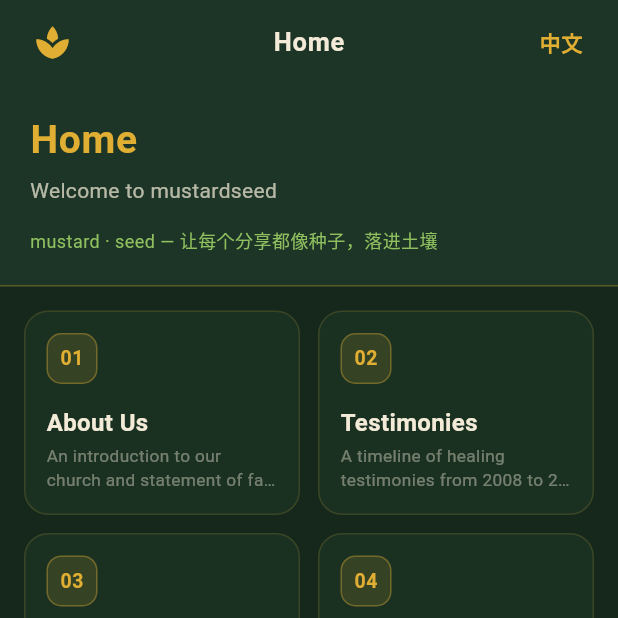
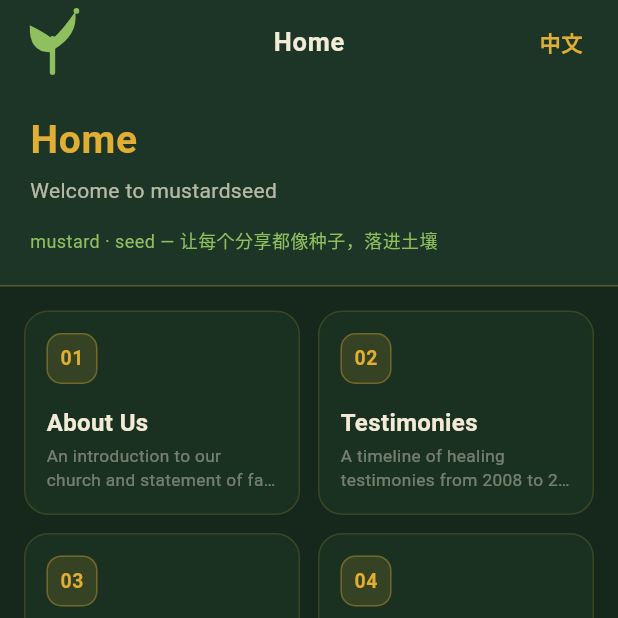
Before and after one commit to harpsvials/mustardseed-app, a Flutter app: the screen it shows after launch, after a tap on "EN", on a phone screen of 412 x 824 dp, the top half of it. Run offline on Flutter 3.47's test engine with Material 3 defaults, Android fonts, the phone set to English and light mode, and no system bars; our stand-ins replace audioplayers, flutter_tts, package_info_plus; network calls fail.

Commit message:
UI: 5个栏目页标题栏与内容间距统一为16(与主页一致)；AppBar logo改为小嫩苗样式(无底部弧线)

```diff
--- a/app/lib/main.dart
+++ b/app/lib/main.dart
@@ -146,7 +146,7 @@ class _Shell extends StatelessWidget {
         title: Text(titles[tab]),
         leading: const Padding(
           padding: EdgeInsets.only(left: 14),
-          child: Icon(Icons.spa, color: AppColors.mustard, size: 26),
+          child: SeedlingLogo(size: 26),
         ),
         actions: [
           _LangButton(data: data),
@@ -242,3 +242,62 @@ class _BottomNav extends StatelessWidget {
     );
   }
 }
+
+/// 小嫩苗 logo（与启动图标一致的幼苗样式，无底部弧线）
+class SeedlingLogo extends StatelessWidget {
+  final double size;
+  const SeedlingLogo({super.key, this.size = 26});
+
+  @override
+  Widget build(BuildContext context) {
+    return CustomPaint(
+      size: Size.square(size),
+      painter: _SeedlingPainter(AppColors.sprout),
+    );
+  }
+}
+
+class _SeedlingPainter extends CustomPainter {
+  final Color color;
+  const _SeedlingPainter(this.color);
+
+  @override
+  void paint(Canvas canvas, Size size) {
+    final w = size.width;
+    final h = size.height;
+    final fill = Paint()
+      ..color = color
+      ..style = PaintingStyle.fill;
+    final stem = Paint()
+      ..color = color
+      ..style = PaintingStyle.stroke
+      ..strokeWidth = w * 0.085
+      ..strokeCap = StrokeCap.round;
+
+    // 茎：从底部向上到叶分叉点
+    canvas.drawLine(Offset(w * .5, h * .86), Offset(w * .5, h * .46), stem);
+
+    // 左叶：从茎部向左上方展开的嫩叶
+    final left = Path()
+      ..moveTo(w * .5, h * .62)
+      ..quadraticBezierTo(w * .12, h * .64, w * .14, h * .30)
+      ..quadraticBezierTo(w * .36, h * .38, w * .5, h * .46)
+      ..close();
+    canvas.drawPath(left, fill);
+
+    // 右叶：从茎部向右上方展开的嫩叶
+    final right = Path()
+      ..moveTo(w * .5, h * .46)
+      ..quadraticBezierTo(w * .66, h * .36, w * .86, h * .14)
+      ..quadraticBezierTo(w * .92, h * .42, w * .5, h * .60)
+      ..close();
+    canvas.drawPath(right, fill);
+
+    // 顶芽：小叶尖上的圆点
+    canvas.drawCircle(Offset(w * .88, h * .13), w * .045, fill);
+  }
+
+  @override
+  bool shouldRepaint(_SeedlingPainter oldDelegate) =>
+      oldDelegate.color != color;
+}
--- a/app/lib/pages/discussion_page.dart
+++ b/app/lib/pages/discussion_page.dart
@@ -20,6 +20,7 @@ class DiscussionPage extends StatelessWidget {
           title: AppLocale.t(hero),
           sub: AppLocale.t(sub),
         ),
+        const SizedBox(height: 16),
         for (final t in data.topics) _TopicCard(topic: t),
         const SizedBox(height: 20),
       ],
--- a/app/lib/pages/guestbook_page.dart
+++ b/app/lib/pages/guestbook_page.dart
@@ -47,6 +47,7 @@ class _GuestbookPageState extends State<GuestbookPage> {
           sub: AppLocale.t(sub),
           trailing: ComposeButton(onPressed: _compose),
         ),
+        const SizedBox(height: 16),
         if (_loading)
           const Padding(
             padding: EdgeInsets.all(40),
--- a/app/lib/pages/prayer_page.dart
+++ b/app/lib/pages/prayer_page.dart
@@ -47,6 +47,7 @@ class _PrayerPageState extends State<PrayerPage> {
           sub: AppLocale.t(sub),
           trailing: ComposeButton(onPressed: _compose),
         ),
+        const SizedBox(height: 16),
         if (_loading)
           const Padding(
             padding: EdgeInsets.all(40),
--- a/app/lib/pages/sermons_page.dart
+++ b/app/lib/pages/sermons_page.dart
@@ -21,6 +21,7 @@ class SermonsPage extends StatelessWidget {
           title: AppLocale.t(hero),
           sub: AppLocale.t(sub),
         ),
+        const SizedBox(height: 16),
         for (final s in data.sermons) _SermonTile(sermon: s),
         const SizedBox(height: 20),
       ],
--- a/app/lib/pages/testimonies_page.dart
+++ b/app/lib/pages/testimonies_page.dart
@@ -20,6 +20,7 @@ class TestimoniesPage extends StatelessWidget {
           title: AppLocale.t(hero),
           sub: AppLocale.t(sub),
         ),
+        const SizedBox(height: 16),
         for (final p in data.periods) _PeriodCard(period: p),
         const SizedBox(height: 20),
       ],
```
